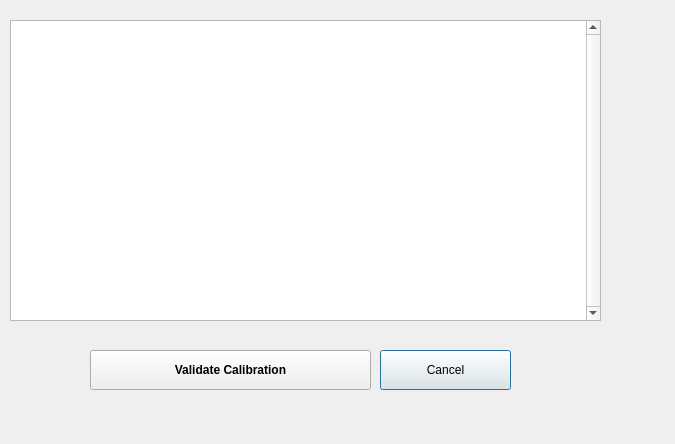
Above: gui/wafer_calibration_dlg.ui from SBEMimage/SBEMimage before the change. Below: the same form after it.
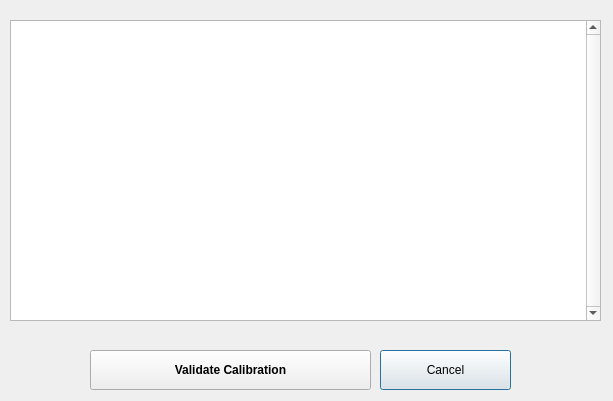
That is the form after the change.

The edit to the form file:
```diff
--- a/gui/wafer_calibration_dlg.ui
+++ b/gui/wafer_calibration_dlg.ui
@@ -6,8 +6,8 @@
    <rect>
     <x>0</x>
     <y>0</y>
-    <width>675</width>
-    <height>444</height>
+    <width>613</width>
+    <height>401</height>
    </rect>
   </property>
   <property name="windowTitle">
```
